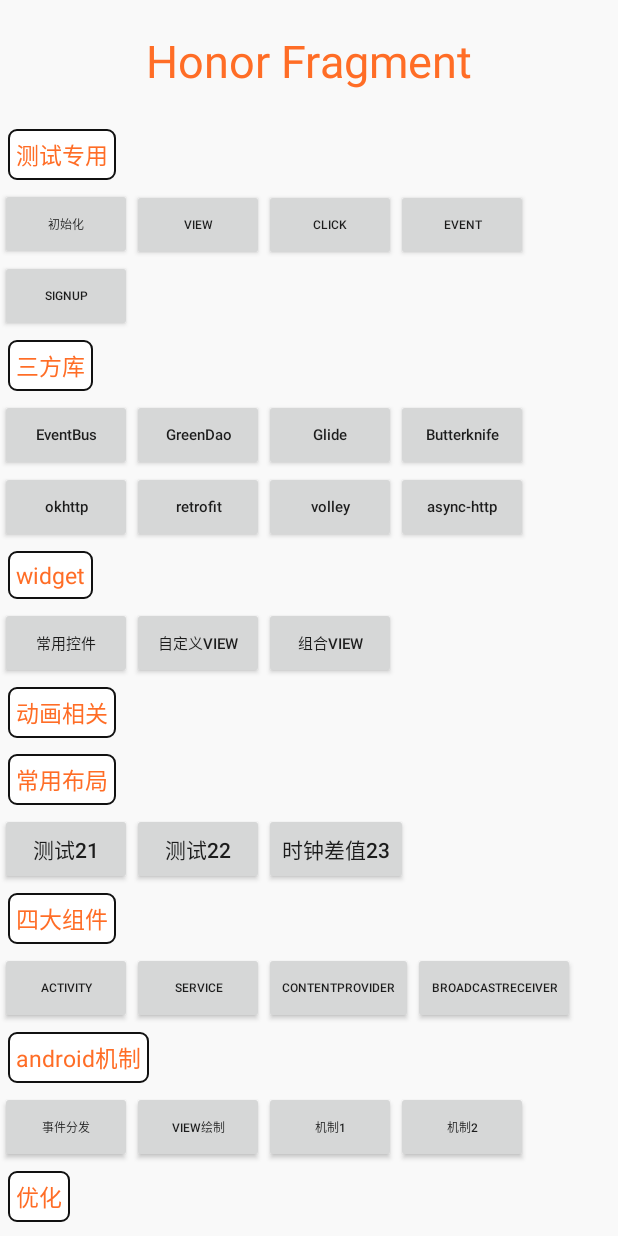
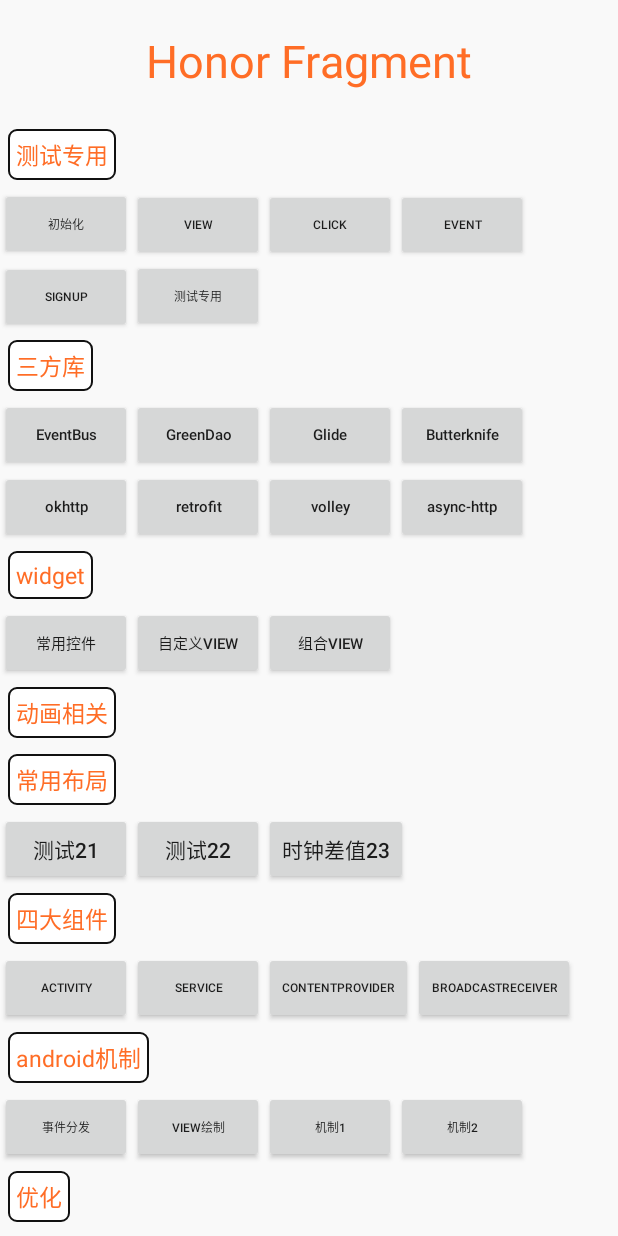
Before and after one commit to MrLiMiss/Fairy, an Android app: the fragment HonorFragment shown on its own in the app's theme, after a tap on "初始化", on a phone screen of 412 x 824 dp. Run offline under Robolectric (Android 15) with nearby library versions, the phone set to English and light mode, and no system bars; our stand-ins replace ButterKnife; libraries missing offline, so code that uses them is left out: butterknife.internal; 1 statement that could not run was skipped.

Commit message:
task  android 存储空间测试

```diff
--- a/app/src/main/java/com/tengfei/fairy/application/FairyApplication.java
+++ b/app/src/main/java/com/tengfei/fairy/application/FairyApplication.java
@@ -9,6 +9,8 @@ import androidx.annotation.NonNull;
 import androidx.annotation.Nullable;
 import androidx.multidex.MultiDex;
 import androidx.multidex.MultiDexApplication;
+
+import com.tengfei.fairy.config.FileConfig;
 
 /**
  * @ Description :全局application
@@ -29,6 +31,8 @@ public class FairyApplication extends MultiDexApplication implements Application
         super.onCreate();
         mApplication = this;
         context = this;
+        //初始化FileConfig
+        FileConfig.getInstance().initFileConf(this);
 
     }
 
--- a/app/src/main/java/com/tengfei/fairy/fragment/HonorFragment.java
+++ b/app/src/main/java/com/tengfei/fairy/fragment/HonorFragment.java
@@ -20,6 +20,7 @@ import com.tengfei.fairy.touch.CommonProperties;
 import com.tengfei.fairy.touch.DataUtils;
 import com.tengfei.fairy.touch.NetUtils;
 import com.tengfei.fairy.touch.TouchData;
+import com.tengfei.fairy.utils.FileUtil;
 import com.tengfei.fairy.utils.IntentUtils;
 
 import java.util.Date;
@@ -59,7 +60,7 @@ public class HonorFragment extends BaseFragment {
     Button btnSignUp;
 
     private int letf;
-    private CommonProperties commonProperties;
+
 
     @Override
     public void onAttach(@NonNull Context context) {
@@ -94,11 +95,17 @@ public class HonorFragment extends BaseFragment {
     }
 
     @RequiresApi(api = Build.VERSION_CODES.N)
-    @OnClick({R.id.btn_myView,R.id.btn_EventBus,R.id.btn_activity,R.id.test_btn1,R.id.test_btn2,R.id.test_btn3,R.id.test_btn4, R.id.test_btn5})
+    @OnClick({R.id.btn_myView,R.id.btn_EventBus,R.id.btn_activity,R.id.test_btn1,R.id.test_btn2,R.id.test_btn3,R.id.test_btn4, R.id.test_btn5,R.id.test_test})
     void click(View view) {
         switch (view.getId()) {
             case R.id.btn_myView://自定义view
                IntentUtils.toCustomActivity(getContext());
+                break;
+            case R.id.test_test:
+                Context mContext=getContext();
+                FileUtil.test(mContext);
+                FileUtil.getCachePath(mContext);
+                FileUtil.textExternal(mContext);
                 break;
 //            case R.id.tv_animation:
 //                Intent intent=new Intent(getContext(), AnimationActivity.class);
@@ -121,24 +128,7 @@ public class HonorFragment extends BaseFragment {
 //                btn_animator4.setLayoutParams(layoutParams);
 //                btn_animator4.setLayoutParams(marginLayoutParams);
             case R.id.test_btn1://初始化
-                String _geo=DataUtils.getLocation(getContext());
-                Touch touch=  TouchData.getInstance(getContext().getApplicationContext()).getTouch();
-
-                commonProperties = CommonProperties.getInstance();
-                commonProperties.set_app_name("手机银行");
-                commonProperties.set_app_version("4.0.2");
-                commonProperties.set_carrier(NetUtils.getCellularOperatorType(getContext()));
-                commonProperties.set_lib("adnroid");
-                commonProperties.set_lib_version("1.0.1");
-//                commonProperties.set_ip(null);
-                commonProperties.set_model(Build.BRAND + ":" + Build.MODEL);
-                commonProperties.set_os("android");
-                commonProperties.set_os_version(android.os.Build.VERSION.RELEASE);
-                commonProperties.set_geo(_geo);
-//                commonProperties.set_network_type( NetUtils.getNetworkType(getContext()));
-                commonProperties.set_device_id("123123123123123");
-//                TouchData.trackRegister(commonProperties);
-                  TouchData.getInstance(getContext().getApplicationContext()).trackInit(commonProperties);
+                touchInit();
                 break;
             case R.id.test_btn2://trackView
 //                Map<String ,Object > propertiesView=new HashMap<>();
@@ -164,6 +154,31 @@ public class HonorFragment extends BaseFragment {
                 break;
 
         }
+    }
+
+    /**
+     * 初始化埋点
+     */
+    private void touchInit() {
+        CommonProperties commonProperties;
+        String _geo=DataUtils.getLocation(getContext());
+        Touch touch=  TouchData.getInstance(getContext().getApplicationContext()).getTouch();
+
+        commonProperties = CommonProperties.getInstance();
+        commonProperties.set_app_name("手机银行");
+        commonProperties.set_app_version("4.0.2");
+        commonProperties.set_carrier(NetUtils.getCellularOperatorType(getContext()));
+        commonProperties.set_lib("adnroid");
+        commonProperties.set_lib_version("1.0.1");
+//                commonProperties.set_ip(null);
+        commonProperties.set_model(Build.BRAND + ":" + Build.MODEL);
+        commonProperties.set_os("android");
+        commonProperties.set_os_version(android.os.Build.VERSION.RELEASE);
+        commonProperties.set_geo(_geo);
+//                commonProperties.set_network_type( NetUtils.getNetworkType(getContext()));
+        commonProperties.set_device_id("123123123123123");
+//                TouchData.trackRegister(commonProperties);
+        TouchData.getInstance(getContext().getApplicationContext()).trackInit(commonProperties);
     }
 
     @Override
--- a/app/src/main/res/layout/fragment_honor.xml
+++ b/app/src/main/res/layout/fragment_honor.xml
@@ -85,6 +85,13 @@
                 android:layout_height="wrap_content"
                 android:gravity="center"
                 android:text="SignUp"
+                android:textSize="8sp" />
+            <Button
+                android:id="@+id/test_test"
+                android:layout_width="wrap_content"
+                android:layout_height="wrap_content"
+                android:gravity="center"
+                android:text="测试专用"
                 android:textSize="8sp" />
         </LinearLayout>
 
```
Also changed, not shown: app/src/main/java/com/tengfei/fairy/utils/FileUtil.java (+94 -2 lines).
